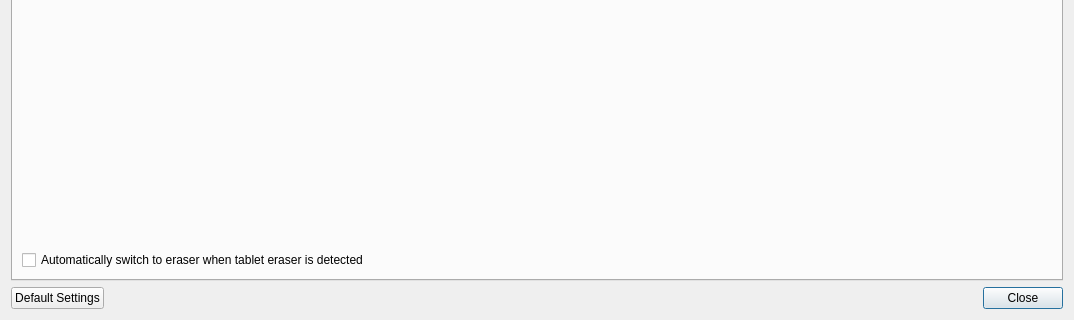
Qt form resources/forms/preferences.ui (ElmotiemSofian/OpenBoard) before a commit; both pictures show x 0 to 1074 and y 246 to 566 of the 1074 by 566 pixel window.
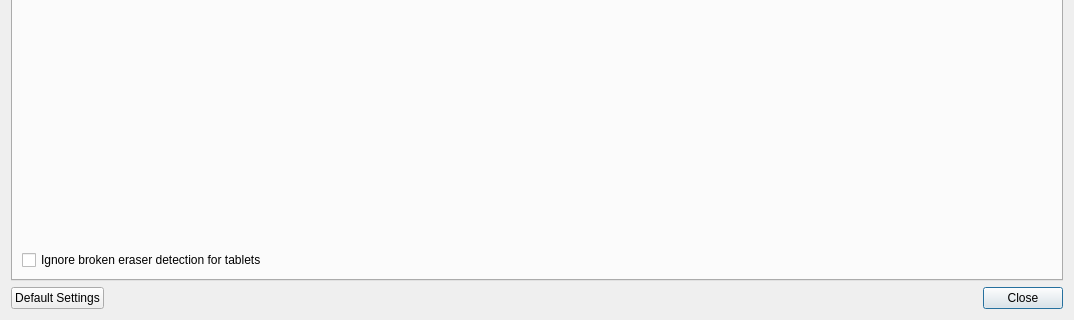
The same form after that commit. The open tabs and pages were chosen to show the change. Custom widgets are drawn as their Qt base class.

Commit message:
Address review: rename setting and flip default for eraser workaround
Rename boardAutoSwitchToEraser -> boardIgnoreBrokenEraserDetection to
make it clear this is a workaround for broken eraser detection, not a
general preference. Default is now false (opt-in). Update the checkbox
label to "Ignore broken eraser detection for tablets".

```diff
--- a/resources/forms/preferences.ui
+++ b/resources/forms/preferences.ui
@@ -951,7 +951,7 @@
        <item row="1" column="0" colspan="2">
         <widget class="QCheckBox" name="autoSwitchToEraserCheckBox">
          <property name="text">
-          <string>Automatically switch to eraser when tablet eraser is detected</string>
+          <string>Ignore broken eraser detection for tablets</string>
          </property>
         </widget>
        </item>
```
The commit also changes 4 other files.
